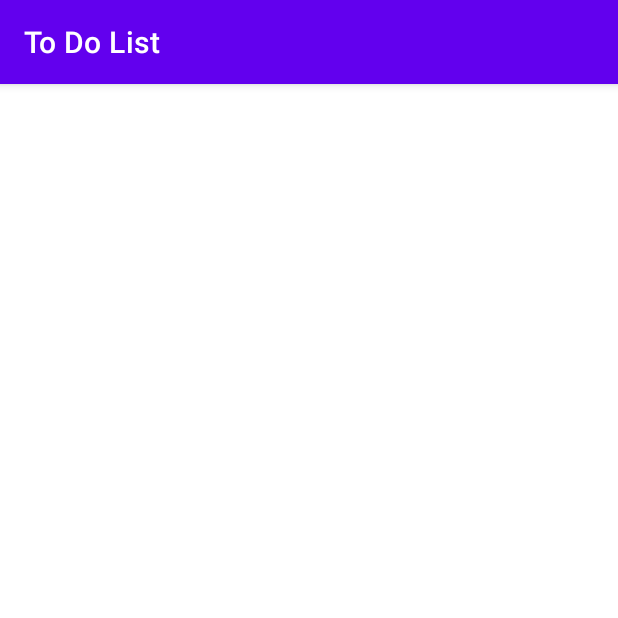
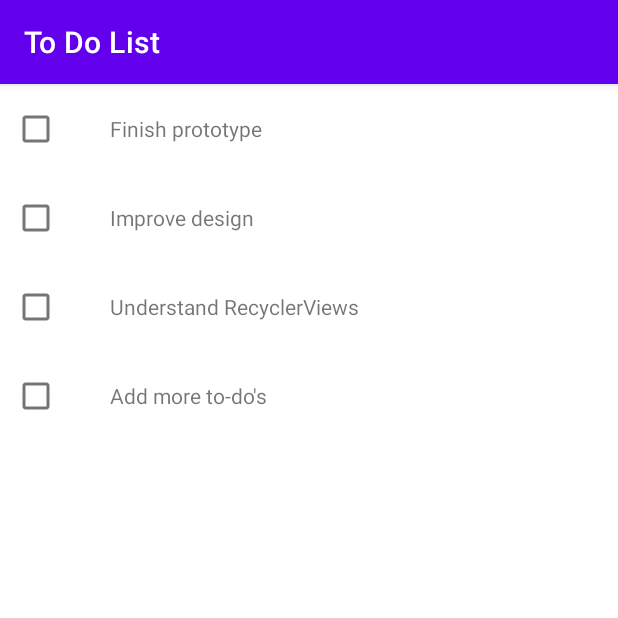
Before and after one commit to COSC310-Team12/ToDoList, an Android app: the screen it shows after launch (MainActivity), on a phone screen of 412 x 824 dp, the top half of it. Run offline under Robolectric (Android 15) with nearby library versions, the phone set to English and light mode, and no system bars.

Commit message:
added some test to-do's to RecyclerView

```diff
--- a/app/src/main/java/com/example/todolist/MainActivity.java
+++ b/app/src/main/java/com/example/todolist/MainActivity.java
@@ -1,14 +1,44 @@
 package com.example.todolist;
 
 import androidx.appcompat.app.AppCompatActivity;
+import androidx.recyclerview.widget.DefaultItemAnimator;
+import androidx.recyclerview.widget.LinearLayoutManager;
+import androidx.recyclerview.widget.RecyclerView;
 
 import android.os.Bundle;
 
+import java.util.ArrayList;
+
 public class MainActivity extends AppCompatActivity {
+
+    private ArrayList<ToDo> toDoList;
+    private RecyclerView recyclerView;
 
     @Override
     protected void onCreate(Bundle savedInstanceState) {
         super.onCreate(savedInstanceState);
         setContentView(R.layout.activity_main);
+
+        recyclerView = findViewById(R.id.recyclerView);
+
+        toDoList = new ArrayList<>();
+
+        setAdapter();
+        setToDos();
+    }
+
+    private void setToDos() {
+        toDoList.add(new ToDo("Finish prototype"));
+        toDoList.add(new ToDo("Improve design"));
+        toDoList.add(new ToDo("Understand RecyclerViews"));
+        toDoList.add(new ToDo("Add more to-do's"));
+    }
+
+    private void setAdapter() {
+        RecyclerAdapter recyclerAdapter = new RecyclerAdapter(toDoList);
+        RecyclerView.LayoutManager layoutManager = new LinearLayoutManager(getApplicationContext());
+        recyclerView.setLayoutManager(layoutManager);
+        recyclerView.setItemAnimator(new DefaultItemAnimator());
+        recyclerView.setAdapter(recyclerAdapter);
     }
 }
```
